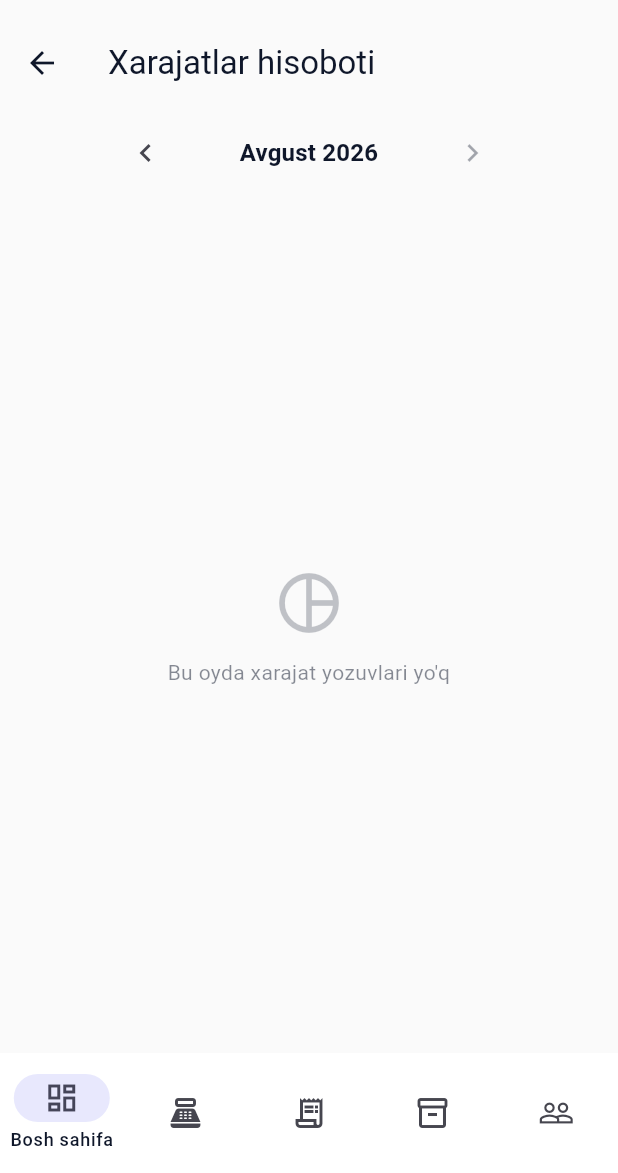
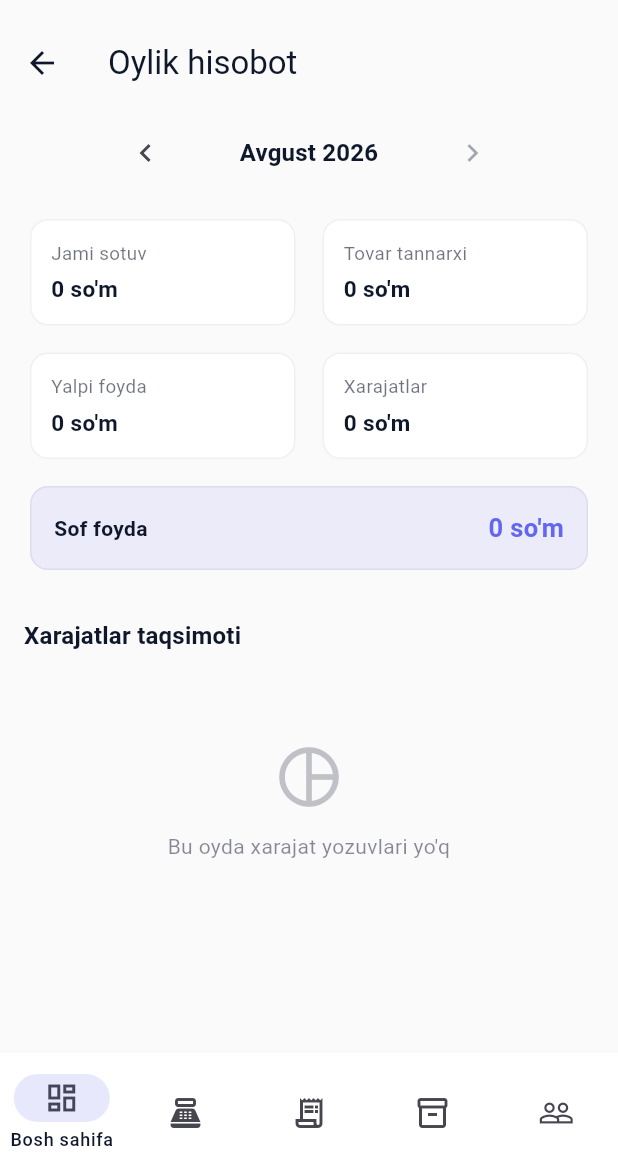
Before and after one commit to abdurakmgofurov-Pro/Ustun-Dokon, a Flutter app: the CashScreen screen opened by its route, after a tap on the "bar chart" icon, on a phone screen of 412 x 824 dp, the part 63-1236 px from its top. Run offline on Flutter 3.47's test engine with Material 3 defaults, Android fonts, the phone set to English and light mode, and no system bars; our stand-ins replace fl_chart, flutter_dotenv, flutter_riverpod, go_router, image_picker, permission_handler and 2 more; missing offline and left inert: esc_pos_utils_plus, google_mlkit_text_recognition, mobile_scanner, print_bluetooth_thermal; accounts and stored records are empty.

Commit message:
Oylik hisobot: savdo, tannarx, foyda va xarajatlarni birlashtirish
- sale_items'ga sotilgan paytdagi tannarxni saqlaydigan 'cost' ustuni
  qo'shildi (create_sale funksiyasi yangilandi) — foydani aniq hisoblash
  o'tgan davrlarda ham to'g'ri bo'lishi uchun (supabase/profit_report.sql,
  mavjud loyihaga qo'lda ishga tushirish kerak)
- "Xarajatlar hisoboti" ekrani "Oylik hisobot"ga kengaytirildi: endi
  yuqorida jami sotuv, tovar tannarxi, yalpi/sof foyda ko'rinadi, pastda
  xarajatlar kategoriya bo'yicha taqsimoti qoladi
- Kategoriya qo'shishda "allaqachon mavjud" xatosi endi tushunarli
  ko'rsatiladi (PostgrestException kodi 23505 orqali aniqlanadi)

```diff
--- a/app/lib/providers/cash_provider.dart
+++ b/app/lib/providers/cash_provider.dart
@@ -45,6 +45,64 @@ class ExpenseCategoryTotal {
   final double amount;
   const ExpenseCategoryTotal({required this.category, required this.amount});
 }
+
+/// Tanlangan oy uchun savdo/tannarx/xarajat/foyda xulosasi.
+class MonthlyProfitSummary {
+  final double revenue;
+  final double cost;
+  final double expenses;
+  const MonthlyProfitSummary({
+    required this.revenue,
+    required this.cost,
+    required this.expenses,
+  });
+
+  /// Yalpi foyda: savdo summasidan tovarlar tannarxini ayirish.
+  double get grossProfit => revenue - cost;
+
+  /// Sof foyda: yalpi foydadan boshqa xarajatlarni (ijara, ish haqi va h.k.) ayirish.
+  double get netProfit => grossProfit - expenses;
+}
+
+/// Tanlangan oydagi (bekor qilinmagan) savdolar bo'yicha jami sotuv,
+/// tovarlar tannarxi (sale_items.cost — sotilgan paytdagi kirim narxi)
+/// va shu oydagi rashodlarni hisoblab, foyda xulosasini qaytaradi.
+final profitReportProvider = FutureProvider<MonthlyProfitSummary>((ref) async {
+  final month = ref.watch(expenseReportMonthProvider);
+  final nextMonth = DateTime(month.year, month.month + 1, 1);
+
+  final salesData = await sb
+      .from('sales')
+      .select('total, sale_items(qty, cost)')
+      .gte('created_at', month.toIso8601String())
+      .lt('created_at', nextMonth.toIso8601String())
+      .eq('is_cancelled', false);
+
+  double revenue = 0;
+  double cost = 0;
+  for (final row in (salesData as List)) {
+    final map = row as Map<String, dynamic>;
+    revenue += (map['total'] as num).toDouble();
+    final items = (map['sale_items'] as List?) ?? const [];
+    for (final it in items) {
+      final m = it as Map<String, dynamic>;
+      cost += (m['qty'] as num).toDouble() * (m['cost'] as num).toDouble();
+    }
+  }
+
+  final expensesData = await sb
+      .from('cash_transactions')
+      .select('amount')
+      .eq('type', 'rashod')
+      .gte('created_at', month.toIso8601String())
+      .lt('created_at', nextMonth.toIso8601String());
+  double expenses = 0;
+  for (final row in (expensesData as List)) {
+    expenses += ((row as Map<String, dynamic>)['amount'] as num).toDouble();
+  }
+
+  return MonthlyProfitSummary(revenue: revenue, cost: cost, expenses: expenses);
+});
 
 /// Tanlangan oydagi rashodlarni kategoriya bo'yicha guruhlab, kamayish
 /// tartibida qaytaradi.
--- a/app/lib/providers/catalog_provider.dart
+++ b/app/lib/providers/catalog_provider.dart
@@ -1,4 +1,5 @@
 import 'package:flutter_riverpod/flutter_riverpod.dart';
+import 'package:supabase_flutter/supabase_flutter.dart';
 
 import '../core/supabase_service.dart';
 import '../models/models.dart';
@@ -26,6 +27,11 @@ class CatalogController {
     try {
       await sb.from('categories').insert({'name': name});
       return null;
+    } on PostgrestException catch (e) {
+      if (e.code == '23505') {
+        return '"$name" nomli kategoriya allaqachon mavjud';
+      }
+      return 'Kategoriya qo\'shishda xatolik: ${e.message}';
     } catch (e) {
       return 'Kategoriya qo\'shishda xatolik: $e';
     }
--- a/app/lib/screens/cash/cash_screen.dart
+++ b/app/lib/screens/cash/cash_screen.dart
@@ -76,7 +76,7 @@ class CashScreen extends ConsumerWidget {
                 ),
                 const SizedBox(width: 8),
                 IconButton.outlined(
-                  tooltip: 'Xarajatlar hisoboti (oyma-oy)',
+                  tooltip: 'Oylik hisobot (savdo, foyda, xarajatlar)',
                   icon: const Icon(Icons.bar_chart_outlined),
                   onPressed: () => Navigator.of(context).push(
                     MaterialPageRoute(
--- a/app/lib/screens/cash/expense_report_screen.dart
+++ b/app/lib/screens/cash/expense_report_screen.dart
@@ -11,9 +11,9 @@ const _monthNames = [
   'Iyul', 'Avgust', 'Sentyabr', 'Oktyabr', 'Noyabr', 'Dekabr',
 ];
 
-/// Kassadan tashqari (rashod) xarajatlarni oy bo'yicha, kategoriyalarga
-/// ajratib ko'rsatadigan alohida hisobot ekrani. Kassa (kirim-chiqim)
-/// ro'yxatidan farqli o'laroq, faqat rashodlarni oyma-oy taqqoslash uchun.
+/// Oylik hisobot: tanlangan oy uchun jami sotuv, tovarlar tannarxi, yalpi
+/// va sof foyda, hamda rashodlarning kategoriya bo'yicha taqsimoti — oyma-oy
+/// (oldinga/orqaga) solishtirib ko'rish uchun bitta ekranda.
 class ExpenseReportScreen extends ConsumerWidget {
   const ExpenseReportScreen({super.key});
 
@@ -21,11 +21,12 @@ class ExpenseReportScreen extends ConsumerWidget {
   Widget build(BuildContext context, WidgetRef ref) {
     final month = ref.watch(expenseReportMonthProvider);
     final reportAsync = ref.watch(expenseReportProvider);
+    final profitAsync = ref.watch(profitReportProvider);
     final now = DateTime.now();
     final isCurrentMonth = month.year == now.year && month.month == now.month;
 
     return Scaffold(
-      appBar: AppBar(title: const Text('Xarajatlar hisoboti')),
+      appBar: AppBar(title: const Text('Oylik hisobot')),
       body: Column(
         children: [
           Padding(
@@ -62,44 +63,46 @@ class ExpenseReportScreen extends ConsumerWidget {
             ),
           ),
           Expanded(
-            child: reportAsync.when(
-              loading: () => const Center(child: CircularProgressIndicator()),
+            child: ListView(
+              padding: const EdgeInsets.fromLTRB(16, 8, 16, 24),
+              children: [
+                profitAsync.when(
+                  loading: () => const Padding(
+                    padding: EdgeInsets.symmetric(vertical: 24),
+                    child: Center(child: CircularProgressIndicator()),
+                  ),
+                  error: (e, _) => AsyncErrorView(
+                      error: e,
+                      onRetry: () => ref.invalidate(profitReportProvider)),
+                  data: (p) => _ProfitSummary(summary: p),
+                ),
+                const SizedBox(height: 28),
+                Text('Xarajatlar taqsimoti',
+                    style: Theme.of(context)
+                        .textTheme
+                        .titleMedium
+                        ?.copyWith(fontWeight: FontWeight.bold)),
+                const SizedBox(height: 14),
+                reportAsync.when(
+                  loading: () => const Padding(
+                    padding: EdgeInsets.symmetric(vertical: 24),
+                    child: Center(child: CircularProgressIndicator()),
+                  ),
                   error: (e, _) => AsyncErrorView(
                       error: e,
                       onRetry: () => ref.invalidate(expenseReportProvider)),
                   data: (rows) {
                     if (rows.isEmpty) {
-                  return const EmptyState(
+                      return const Padding(
+                        padding: EdgeInsets.symmetric(vertical: 12),
+                        child: EmptyState(
                             icon: Icons.pie_chart_outline_outlined,
-                      message: 'Bu oyda xarajat yozuvlari yo\'q');
+                            message: 'Bu oyda xarajat yozuvlari yo\'q'),
+                      );
                     }
-                final total =
-                    rows.fold<double>(0, (s, r) => s + r.amount);
-                return ListView(
-                  padding: const EdgeInsets.fromLTRB(16, 8, 16, 24),
+                    final total = rows.fold<double>(0, (s, r) => s + r.amount);
+                    return Column(
                       children: [
-                    Card(
-                      color: AppColors.danger.withValues(alpha: 0.08),
-                      child: Padding(
-                        padding: const EdgeInsets.all(16),
-                        child: Row(
-                          mainAxisAlignment: MainAxisAlignment.spaceBetween,
-                          children: [
-                            const Text('Jami xarajat',
-                                style:
-                                    TextStyle(fontWeight: FontWeight.w600)),
-                            Text(
-                              formatSum(total),
-                              style: const TextStyle(
-                                  fontWeight: FontWeight.bold,
-                                  color: AppColors.danger,
-                                  fontSize: 16),
-                            ),
-                          ],
-                        ),
-                      ),
-                    ),
-                    const SizedBox(height: 20),
                         for (final row in rows) ...[
                           _CategoryBar(
                             label: cashCategoryLabel(row.category),
@@ -112,8 +115,106 @@ class ExpenseReportScreen extends ConsumerWidget {
                     );
                   },
                 ),
+              ],
+            ),
           ),
         ],
+      ),
+    );
+  }
+}
+
+class _ProfitSummary extends StatelessWidget {
+  final MonthlyProfitSummary summary;
+  const _ProfitSummary({required this.summary});
+
+  @override
+  Widget build(BuildContext context) {
+    final netColor =
+        summary.netProfit >= 0 ? AppColors.primary : AppColors.danger;
+    return Column(
+      crossAxisAlignment: CrossAxisAlignment.stretch,
+      children: [
+        Row(
+          children: [
+            Expanded(
+              child: _MiniStat(
+                  label: 'Jami sotuv', value: formatSum(summary.revenue)),
+            ),
+            const SizedBox(width: 10),
+            Expanded(
+              child: _MiniStat(
+                  label: 'Tovar tannarxi', value: formatSum(summary.cost)),
+            ),
+          ],
+        ),
+        const SizedBox(height: 10),
+        Row(
+          children: [
+            Expanded(
+              child: _MiniStat(
+                  label: 'Yalpi foyda',
+                  value: formatSum(summary.grossProfit)),
+            ),
+            const SizedBox(width: 10),
+            Expanded(
+              child: _MiniStat(
+                  label: 'Xarajatlar', value: formatSum(summary.expenses)),
+            ),
+          ],
+        ),
+        const SizedBox(height: 10),
+        Card(
+          color: netColor.withValues(alpha: 0.1),
+          child: Padding(
+            padding: const EdgeInsets.all(16),
+            child: Row(
+              mainAxisAlignment: MainAxisAlignment.spaceBetween,
+              children: [
+                const Text('Sof foyda',
+                    style: TextStyle(fontWeight: FontWeight.w700)),
+                Text(
+                  formatSum(summary.netProfit),
+                  style: TextStyle(
+                      fontWeight: FontWeight.bold,
+                      color: netColor,
+                      fontSize: 17),
+                ),
+              ],
+            ),
+          ),
+        ),
+      ],
+    );
+  }
+}
+
+class _MiniStat extends StatelessWidget {
+  final String label;
+  final String value;
+  const _MiniStat({required this.label, required this.value});
+
+  @override
+  Widget build(BuildContext context) {
+    return Card(
+      child: Padding(
+        padding: const EdgeInsets.all(14),
+        child: Column(
+          crossAxisAlignment: CrossAxisAlignment.start,
+          children: [
+            Text(label,
+                style: TextStyle(
+                    fontSize: 12.5,
+                    color: Theme.of(context)
+                        .colorScheme
+                        .onSurface
+                        .withValues(alpha: 0.6))),
+            const SizedBox(height: 4),
+            Text(value,
+                style: const TextStyle(
+                    fontWeight: FontWeight.bold, fontSize: 15)),
+          ],
+        ),
       ),
     );
   }
```
Also changed, not shown: 3 other files. Lines whose indentation alone changed are shown as unchanged.
